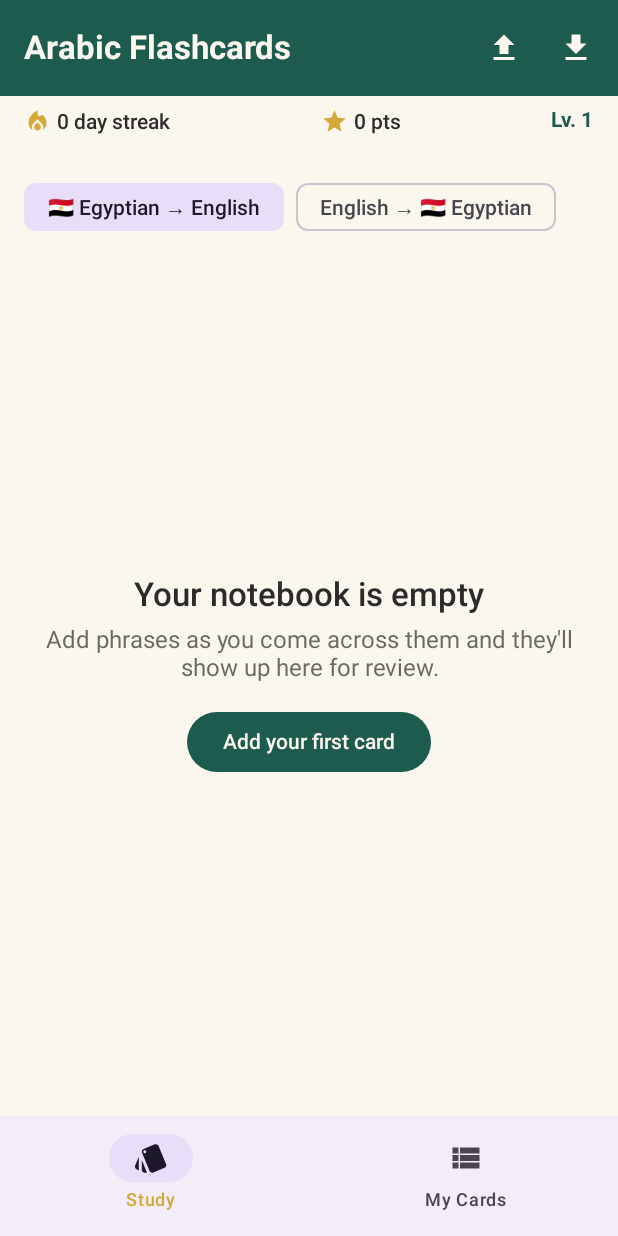
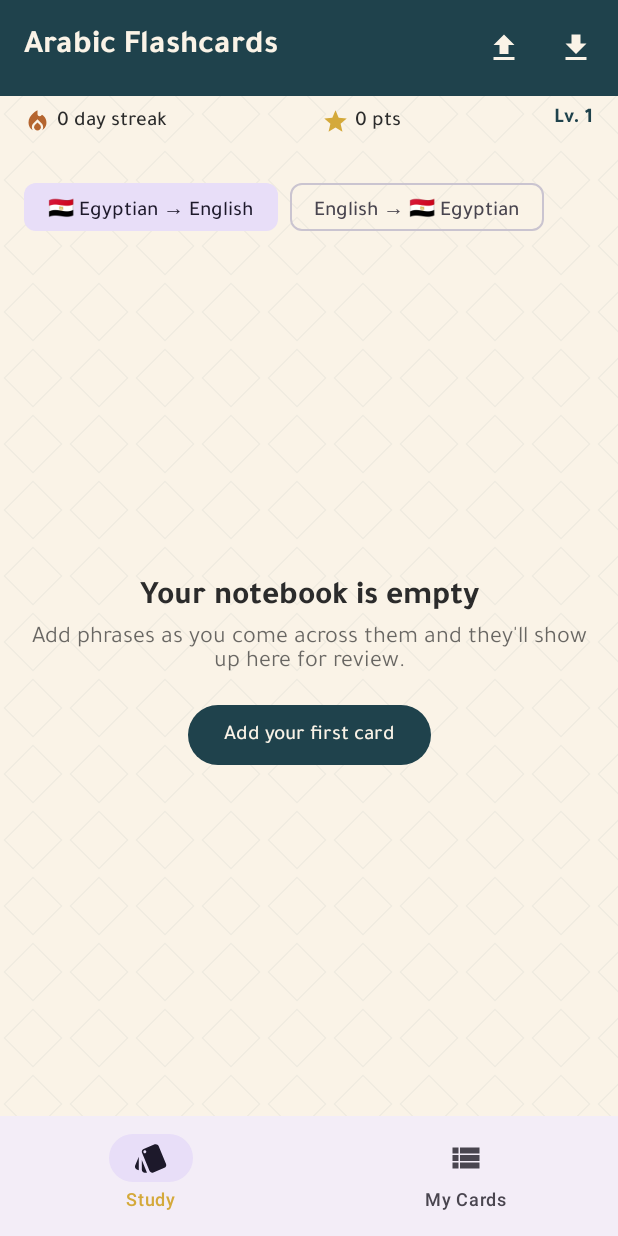
Before and after one commit to arualaura5/Claude-Work-Android-App, an Android app built with Jetpack Compose: the screen it shows after launch (MainActivity), on a phone screen of 412 x 824 dp. Run offline under Robolectric (Android 15) with nearby library versions, the phone set to English and light mode, and no system bars.

Commit message:
Give the app an Egyptian-inspired visual identity
Palette: deep Nile teal (primary), warm terracotta (streak/tertiary),
gold (points/mastery, unchanged), sand and cream neutrals — replacing
the generic default-Material look with something that reads as
intentional for an Egyptian Arabic notebook.

Typography: bundle Tajawal (SIL OFL), a multiscript Arabic+Latin
typeface, applied app-wide and explicitly on the flashcard text.

Add a faint tiled-diamond background motif (MashrabiyaBackground)
evoking traditional Arab lattice screens, sitting behind all screens
at low opacity. Give the study card a thin primary-tinted border for
definition. Refresh the launcher icon colors to match.

Pure visual/theme change — no data model, storage key, signing key,
or applicationId changes, so this installs as a normal update.

```diff
--- a/app/src/main/java/com/arabicflashcards/app/ui/FlashcardApp.kt
+++ b/app/src/main/java/com/arabicflashcards/app/ui/FlashcardApp.kt
@@ -44,12 +44,14 @@ import androidx.compose.runtime.saveable.rememberSaveable
 import androidx.compose.runtime.setValue
 import androidx.compose.ui.Alignment
 import androidx.compose.ui.Modifier
+import androidx.compose.ui.graphics.Color
 import androidx.compose.ui.graphics.vector.ImageVector
 import androidx.compose.ui.platform.LocalContext
 import androidx.compose.ui.text.font.FontWeight
 import androidx.compose.ui.unit.dp
 import androidx.lifecycle.viewmodel.compose.viewModel
 import com.arabicflashcards.app.data.GameStats
+import com.arabicflashcards.app.ui.theme.MashrabiyaBackground
 import kotlinx.coroutines.Dispatchers
 import kotlinx.coroutines.launch
 import kotlinx.coroutines.withContext
@@ -140,6 +142,7 @@ fun FlashcardApp(viewModel: FlashcardViewModel = viewModel()) {
         }
     ) { padding ->
         Box(modifier = Modifier.fillMaxSize().padding(padding)) {
+            MashrabiyaBackground(modifier = Modifier.fillMaxSize())
             when (selectedTab) {
                 0 -> StudyScreen(
                     state = state,
@@ -175,8 +178,8 @@ private fun StatsRow(stats: GameStats) {
             .padding(horizontal = 16.dp, vertical = 8.dp),
         horizontalArrangement = Arrangement.SpaceBetween
     ) {
-        StatChip(icon = Icons.Default.LocalFireDepartment, label = "${stats.currentStreak} day streak")
-        StatChip(icon = Icons.Default.Star, label = "${stats.totalPoints} pts")
+        StatChip(icon = Icons.Default.LocalFireDepartment, label = "${stats.currentStreak} day streak", tint = MaterialTheme.colorScheme.tertiary)
+        StatChip(icon = Icons.Default.Star, label = "${stats.totalPoints} pts", tint = MaterialTheme.colorScheme.secondary)
         Text(
             text = "Lv. ${stats.level}",
             style = MaterialTheme.typography.labelLarge,
@@ -187,9 +190,9 @@ private fun StatsRow(stats: GameStats) {
 }
 
 @Composable
-private fun StatChip(icon: ImageVector, label: String) {
+private fun StatChip(icon: ImageVector, label: String, tint: Color) {
     Row(verticalAlignment = Alignment.CenterVertically) {
-        Icon(icon, contentDescription = null, tint = MaterialTheme.colorScheme.secondary, modifier = Modifier.height(18.dp))
+        Icon(icon, contentDescription = null, tint = tint, modifier = Modifier.height(18.dp))
         Spacer(Modifier.width(4.dp))
         Text(label, style = MaterialTheme.typography.labelLarge)
     }
--- a/app/src/main/java/com/arabicflashcards/app/ui/StudyScreen.kt
+++ b/app/src/main/java/com/arabicflashcards/app/ui/StudyScreen.kt
@@ -8,6 +8,7 @@ import androidx.compose.animation.core.tween
 import androidx.compose.animation.fadeIn
 import androidx.compose.animation.fadeOut
 import androidx.compose.animation.scaleIn
+import androidx.compose.foundation.BorderStroke
 import androidx.compose.foundation.gestures.detectHorizontalDragGestures
 import androidx.compose.foundation.layout.Arrangement
 import androidx.compose.foundation.layout.Box
@@ -45,6 +46,7 @@ import androidx.compose.ui.unit.dp
 import androidx.compose.ui.unit.sp
 import com.arabicflashcards.app.data.StudyDirection
 import com.arabicflashcards.app.data.UserCard
+import com.arabicflashcards.app.ui.theme.Tajawal
 import kotlin.math.abs
 import kotlinx.coroutines.delay
 
@@ -274,6 +276,7 @@ private fun FlipStudyCard(
                 containerColor = if (card.mastered) MaterialTheme.colorScheme.secondary.copy(alpha = 0.25f)
                 else MaterialTheme.colorScheme.surface
             ),
+            border = BorderStroke(1.dp, MaterialTheme.colorScheme.primary.copy(alpha = 0.15f)),
             onClick = onFlip
         ) {
             Box(Modifier.fillMaxSize(), contentAlignment = Alignment.Center) {
@@ -297,6 +300,7 @@ private fun CardFace(primary: String, secondary: String, primarySize: TextUnit)
     ) {
         Text(
             text = primary,
+            fontFamily = Tajawal,
             fontSize = primarySize,
             fontWeight = FontWeight.Bold,
             textAlign = TextAlign.Center
--- a/app/src/main/java/com/arabicflashcards/app/ui/theme/Color.kt
+++ b/app/src/main/java/com/arabicflashcards/app/ui/theme/Color.kt
@@ -2,11 +2,22 @@ package com.arabicflashcards.app.ui.theme
 
 import androidx.compose.ui.graphics.Color
 
-val DeepTeal = Color(0xFF1E5B4F)
-val DeepTealDark = Color(0xFF0F332C)
-val Sand = Color(0xFFF4E3B2)
+// Nile teal — deep blue-green, the app's primary voice
+val Nile = Color(0xFF1F424C)
+val NileLight = Color(0xFF5C848C)
+val NileDark = Color(0xFF122830)
+
+// Warm gold — heritage/luxury accent, used for points & mastery
 val Gold = Color(0xFFD4A93A)
 val GoldLight = Color(0xFFE8CD84)
+
+// Terracotta — desert/rust accent, used for streaks & warm highlights
+val Terracotta = Color(0xFFB5652F)
+val TerracottaLight = Color(0xFFDB9A63)
+
+// Sand & cream — warm neutral surfaces instead of stark white/grey
+val Sand = Color(0xFFF0DDBB)
+val Cream = Color(0xFFFAF3E7)
+
 val Charcoal = Color(0xFF2B2B2B)
-val OffWhite = Color(0xFFFBF7EE)
 val ErrorRed = Color(0xFFB3261E)
--- /dev/null
+++ b/app/src/main/java/com/arabicflashcards/app/ui/theme/MashrabiyaBackground.kt
@@ -0,0 +1,49 @@
+package com.arabicflashcards.app.ui.theme
+
+import androidx.compose.foundation.Canvas
+import androidx.compose.foundation.layout.fillMaxSize
+import androidx.compose.material3.MaterialTheme
+import androidx.compose.runtime.Composable
+import androidx.compose.ui.Modifier
+import androidx.compose.ui.graphics.Color
+import androidx.compose.ui.graphics.Path
+import androidx.compose.ui.graphics.drawscope.Stroke
+import androidx.compose.ui.unit.dp
+
+/**
+ * A faint, tiled diamond lattice evoking mashrabiya screenwork — meant to sit
+ * behind content at very low opacity, not to be read as a foreground pattern.
+ */
+@Composable
+fun MashrabiyaBackground(
+    modifier: Modifier = Modifier,
+    color: Color = MaterialTheme.colorScheme.primary,
+    alpha: Float = 0.05f
+) {
+    val tileDp = 44.dp
+    Canvas(modifier = modifier.fillMaxSize()) {
+        val tile = tileDp.toPx()
+        val strokeStyle = Stroke(width = 1.2f)
+        val lineColor = color.copy(alpha = alpha)
+        val half = tile / 2.3f
+
+        var y = -tile
+        while (y < size.height + tile) {
+            var x = -tile
+            while (x < size.width + tile) {
+                val cx = x + tile / 2
+                val cy = y + tile / 2
+                val diamond = Path().apply {
+                    moveTo(cx, cy - half)
+                    lineTo(cx + half, cy)
+                    lineTo(cx, cy + half)
+                    lineTo(cx - half, cy)
+                    close()
+                }
+                drawPath(diamond, color = lineColor, style = strokeStyle)
+                x += tile
+            }
+            y += tile
+        }
+    }
+}
--- a/app/src/main/java/com/arabicflashcards/app/ui/theme/Theme.kt
+++ b/app/src/main/java/com/arabicflashcards/app/ui/theme/Theme.kt
@@ -15,11 +15,13 @@ import androidx.compose.ui.platform.LocalView
 import androidx.core.view.WindowCompat
 
 private val LightColors = lightColorScheme(
-    primary = DeepTeal,
-    onPrimary = OffWhite,
+    primary = Nile,
+    onPrimary = Cream,
     secondary = Gold,
     onSecondary = Charcoal,
-    background = OffWhite,
+    tertiary = Terracotta,
+    onTertiary = Cream,
+    background = Cream,
     onBackground = Charcoal,
     surface = Sand,
     onSurface = Charcoal,
@@ -28,13 +30,15 @@ private val LightColors = lightColorScheme(
 
 private val DarkColors = darkColorScheme(
     primary = GoldLight,
-    onPrimary = DeepTealDark,
+    onPrimary = NileDark,
     secondary = Gold,
-    onSecondary = DeepTealDark,
-    background = DeepTealDark,
-    onBackground = OffWhite,
-    surface = DeepTeal,
-    onSurface = OffWhite,
+    onSecondary = NileDark,
+    tertiary = TerracottaLight,
+    onTertiary = NileDark,
+    background = NileDark,
+    onBackground = Cream,
+    surface = Nile,
+    onSurface = Cream,
     error = ErrorRed
 )
 
--- a/app/src/main/java/com/arabicflashcards/app/ui/theme/Type.kt
+++ b/app/src/main/java/com/arabicflashcards/app/ui/theme/Type.kt
@@ -2,23 +2,36 @@ package com.arabicflashcards.app.ui.theme
 
 import androidx.compose.material3.Typography
 import androidx.compose.ui.text.TextStyle
+import androidx.compose.ui.text.font.Font
+import androidx.compose.ui.text.font.FontFamily
 import androidx.compose.ui.text.font.FontWeight
 import androidx.compose.ui.unit.sp
+import com.arabicflashcards.app.R
+
+val Tajawal = FontFamily(
+    Font(R.font.tajawal_regular, FontWeight.Normal),
+    Font(R.font.tajawal_medium, FontWeight.Medium),
+    Font(R.font.tajawal_bold, FontWeight.Bold)
+)
 
 val Typography = Typography(
     headlineMedium = TextStyle(
+        fontFamily = Tajawal,
         fontWeight = FontWeight.Bold,
         fontSize = 28.sp
     ),
     titleLarge = TextStyle(
-        fontWeight = FontWeight.SemiBold,
+        fontFamily = Tajawal,
+        fontWeight = FontWeight.Bold,
         fontSize = 22.sp
     ),
     bodyLarge = TextStyle(
+        fontFamily = Tajawal,
         fontWeight = FontWeight.Normal,
         fontSize = 16.sp
     ),
     labelLarge = TextStyle(
+        fontFamily = Tajawal,
         fontWeight = FontWeight.Medium,
         fontSize = 14.sp
     )
--- a/app/src/main/res/drawable/ic_launcher_background.xml
+++ b/app/src/main/res/drawable/ic_launcher_background.xml
@@ -5,6 +5,6 @@
     android:viewportWidth="108"
     android:viewportHeight="108">
     <path
-        android:fillColor="#1E5B4F"
+        android:fillColor="#1F424C"
         android:pathData="M0,0h108v108h-108z" />
 </vector>
--- a/app/src/main/res/drawable/ic_launcher_foreground.xml
+++ b/app/src/main/res/drawable/ic_launcher_foreground.xml
@@ -6,7 +6,7 @@
     android:viewportHeight="108">
     <!-- flashcard -->
     <path
-        android:fillColor="#F4E3B2"
+        android:fillColor="#F0DDBB"
         android:pathData="M28,32 h52 a6,6 0 0 1 6,6 v32 a6,6 0 0 1 -6,6 h-52 a6,6 0 0 1 -6,-6 v-32 a6,6 0 0 1 6,-6 z" />
     <!-- crescent moon accent -->
     <path
--- a/app/src/main/res/values/colors.xml
+++ b/app/src/main/res/values/colors.xml
@@ -1,3 +1,3 @@
 <resources>
-    <color name="ic_launcher_background">#1E5B4F</color>
+    <color name="ic_launcher_background">#1F424C</color>
 </resources>
```
Also changed, not shown: app/src/main/res/font/tajawal_bold.ttf (added), app/src/main/res/font/tajawal_medium.ttf (added), app/src/main/res/font/tajawal_regular.ttf (added), 2 other files.
